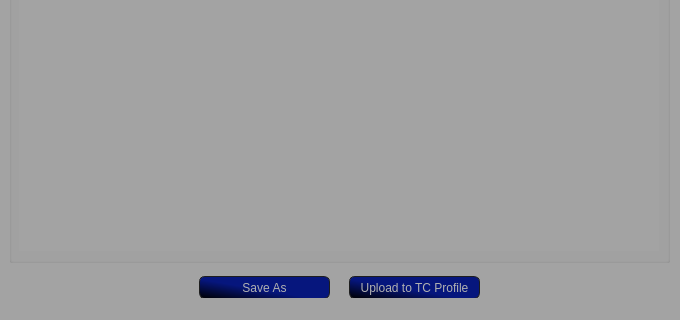
First picture: the form in data/uis/output.ui, repository SmTaUcM/TTT3, before the edit; both pictures show x 0 to 680 and y 620 to 940 of the 680 by 940 pixel window.
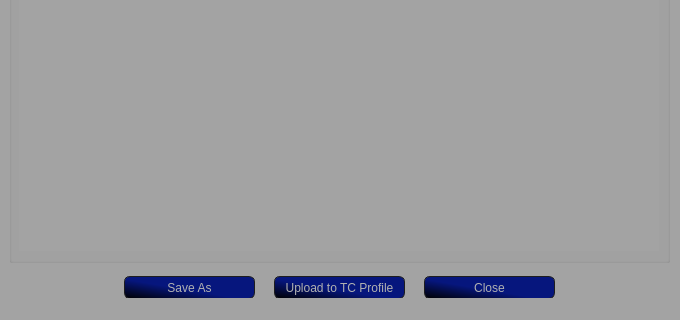
Second picture: the form after the edit. Icons and pictures are not drawn.

Commit message: Output GUI - Close button added.

Patch:
```diff
--- a/data/uis/output.ui
+++ b/data/uis/output.ui
@@ -46,7 +46,7 @@
     </property>
     <property name="geometry">
      <rect>
-      <x>199</x>
+      <x>124</x>
       <y>896</y>
       <width>131</width>
       <height>23</height>
@@ -93,7 +93,7 @@
     </property>
     <property name="geometry">
      <rect>
-      <x>349</x>
+      <x>274</x>
       <y>896</y>
       <width>131</width>
       <height>23</height>
@@ -184,6 +184,53 @@
      </property>
     </widget>
    </widget>
+   <widget class="QPushButton" name="btn_close">
+    <property name="enabled">
+     <bool>true</bool>
+    </property>
+    <property name="geometry">
+     <rect>
+      <x>424</x>
+      <y>896</y>
+      <width>131</width>
+      <height>23</height>
+     </rect>
+    </property>
+    <property name="styleSheet">
+     <string notr="true">QPushButton
+{
+    color: #b1b1b1;
+    background-color: qlineargradient(spread:pad, x1:0, y1:1, x2:1, y2:0, stop:0 rgba(0, 0, 0, 255), stop:0.4375 rgba(6, 22, 125, 255));
+    border-width: 1px;
+    border-color: #1e1e1e;
+    border-style: solid;
+    border-radius: 6;
+    padding: 3px;
+    font-size: 12px;
+    padding-left: 5px;
+    padding-right: 5px;
+}
+
+QPushButton:pressed
+{
+    background-color: qlineargradient(spread:pad, x1:1, y1:0, x2:0, y2:1, stop:0 rgba(0, 0, 0, 255), stop:0.4375 rgba(6, 22, 125, 255));
+}
+
+QPushButton:hover
+{
+    border: 2px solid rgb(208, 208, 208);
+}
+
+QPushButton:!enabled
+{
+     color: gray;
+	background-color: darkgray;
+}</string>
+    </property>
+    <property name="text">
+     <string>Close</string>
+    </property>
+   </widget>
   </widget>
   <widget class="QStatusBar" name="statusbar"/>
  </widget>
```
The commit also changes 1 other file.
